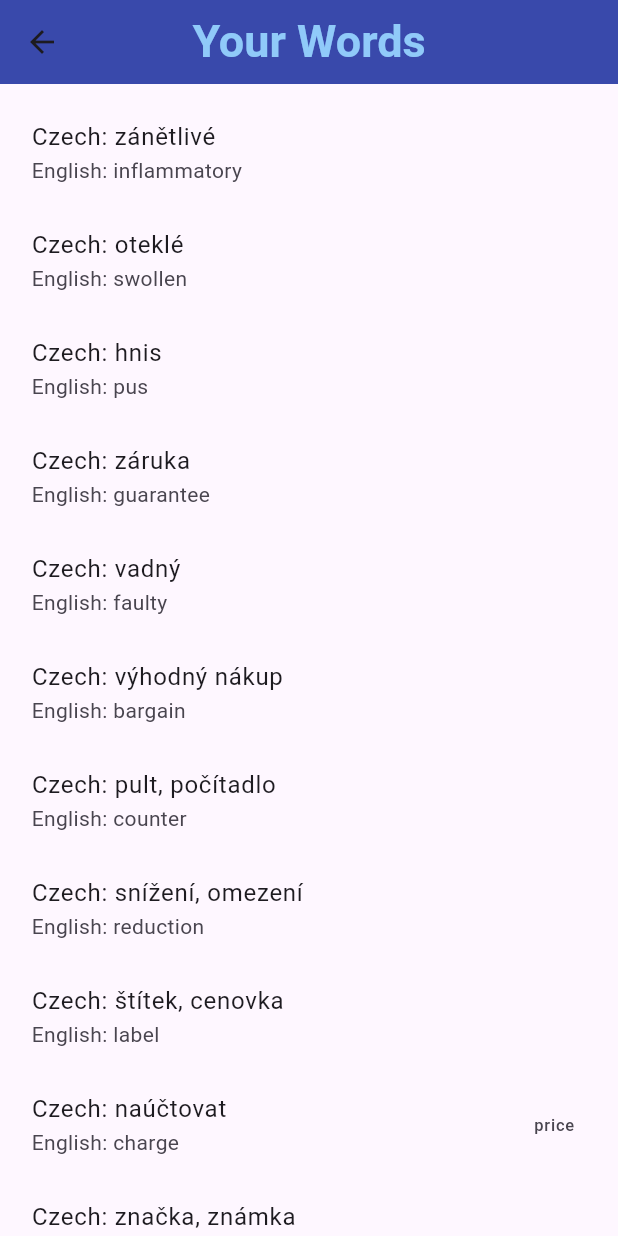
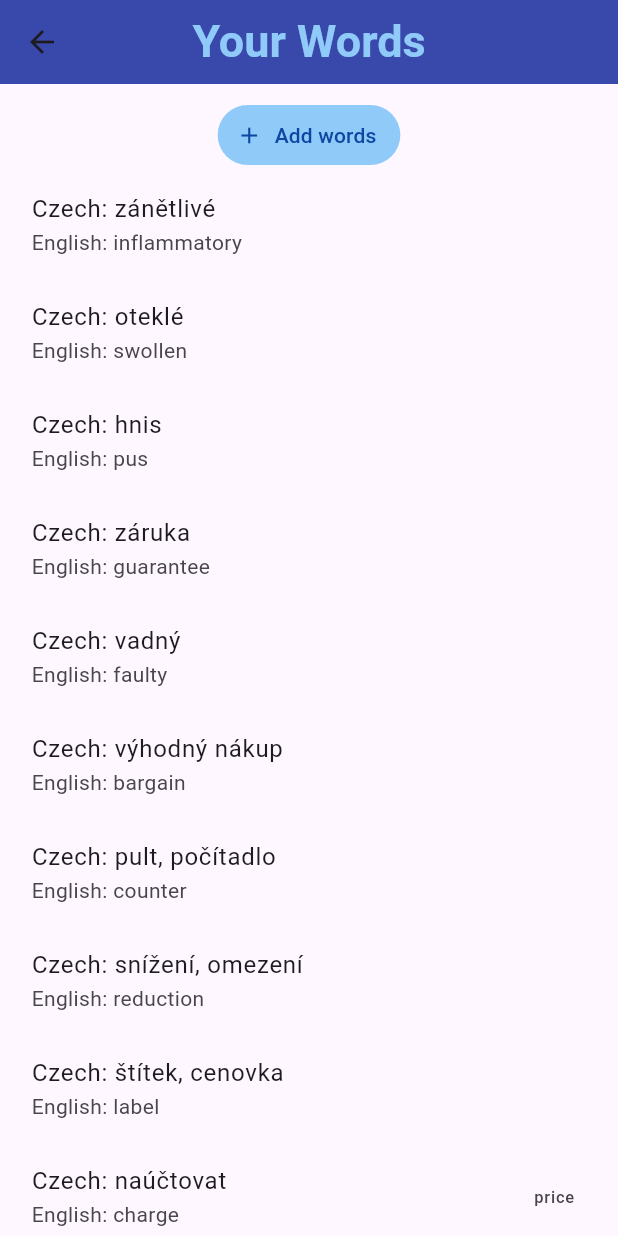
Before and after one commit to Dzejkoubi/word_practise_firebase, a Flutter app: the screen it shows after launch, after a tap on "Add Words", on a phone screen of 412 x 824 dp. Run offline on Flutter 3.47's test engine with Material 3 defaults, Android fonts, the light colour scheme and no system bars; our stand-ins replace cloud_firestore, firebase_auth, firebase_core; accounts and stored records are empty; network calls fail.

Commit message:
button added

```diff
--- a/lib/pages/screens/game.dart
+++ b/lib/pages/screens/game.dart
@@ -75,7 +75,7 @@ class _gameState extends State<game> {
                         child: TextField(
                           controller: _textFieldInput,
                           style: TextStyle(
-                            color: Color(0xFF988e7a),
+                            color: Colors.black,
                             fontSize: 22,
                           ),
                           decoration: InputDecoration(
@@ -87,7 +87,7 @@ class _gameState extends State<game> {
                             border: OutlineInputBorder(),
                             labelText: 'Translation',
                             labelStyle: TextStyle(
-                              color: Color(0xFF988e7a),
+                              color: Colors.grey,
                               fontSize: 20,
                             ),
                             fillColor: Colors.white,
--- a/lib/pages/screens/wordsDatabase.dart
+++ b/lib/pages/screens/wordsDatabase.dart
@@ -1,12 +1,12 @@
 //General imports
 import 'dart:async';
-
 import 'package:cloud_firestore/cloud_firestore.dart';
 import 'package:flutter/material.dart';
 
 //Word converter imports
 import 'dart:convert';
 import 'package:flutter/services.dart' show rootBundle;
+import 'package:flutter/widgets.dart';
 import "../services/wordsConverter.dart";
 
 class wordsDatabase extends StatefulWidget {
@@ -15,10 +15,19 @@ class wordsDatabase extends StatefulWidget {
   State<wordsDatabase> createState() => _wordsDatabaseState();
 }
 
+void printConvertedJson() async {
+  final String response = await rootBundle.loadString('assets/words.json');
+  final data = json.decode(response);
+  final wordList = WordList.fromJson(data);
+
+  print(wordList.words);
+}
+
 class _wordsDatabaseState extends State<wordsDatabase> {
   Future<WordList> loadWordList() async {
     final String response = await rootBundle.loadString('assets/words.json');
     final data = json.decode(response);
+
     return WordList.fromJson(data);
   }
 
@@ -29,7 +38,7 @@ class _wordsDatabaseState extends State<wordsDatabase> {
           title: Text(
             "Your Words",
             style: TextStyle(
-              color: Color(0xFF90CAF9),
+              color: Colors.blue[200],
               fontWeight: FontWeight.bold,
               fontSize: 30,
             ),
@@ -39,37 +48,55 @@ class _wordsDatabaseState extends State<wordsDatabase> {
         ),
         body: Padding(
           padding: const EdgeInsets.fromLTRB(5, 10, 5, 0),
+          child: Column(
+            children: [
+              TextButton.icon(
+                style: ButtonStyle(
+                    backgroundColor:
+                        MaterialStateProperty.all<Color?>(Colors.blue[200])),
+                label: Text(
+                  "Add words",
+                  style: TextStyle(color: Colors.blue[900]),
+                ),
+                icon: Icon(
+                  Icons.add,
+                  color: Colors.blue[900],
+                ),
+                onPressed: () {},
+              ),
+              Expanded(
                 child: FutureBuilder<WordList>(
                   future: loadWordList(),
                   builder: (context, snapshot) {
                     if (snapshot.hasData) {
-                // Correctly use ListView.builder to display words in the list
                       return ListView.builder(
-                  itemCount:
-                      snapshot.data!.words.length, // itemCount should be here
+                        itemCount: snapshot.data!.words.length,
                         itemBuilder: (context, index) {
-                    // itemBuilder starts here
                           final wordEntry = snapshot.data!.words[index];
+                          //List item start
                           return ListTile(
                             title: Text('Czech: ${wordEntry.czech.join(', ')}'),
-                      subtitle:
-                          Text('English: ${wordEntry.english.join(', ')}'),
+                            subtitle: Text(
+                                'English: ${wordEntry.english.join(', ')}'),
                             trailing: Text(wordEntry.hint?.join(', ') ?? ''),
                           );
-                  }, // itemBuilder ends here
+                          //List item end
+                        },
                       );
                     } else if (snapshot.hasError) {
                       return Center(
                         child: Text("Error: ${snapshot.error}"),
                       );
                     } else {
-                // By default, show a loading spinner.
+                      // Loading
                       return Center(
                         child: CircularProgressIndicator(),
                       );
                     }
-              // This is outside the FutureBuilder's builder function
                   },
+                ),
+              ),
+            ],
           ),
         ));
   }
```
Lines whose indentation alone changed are shown as unchanged.
